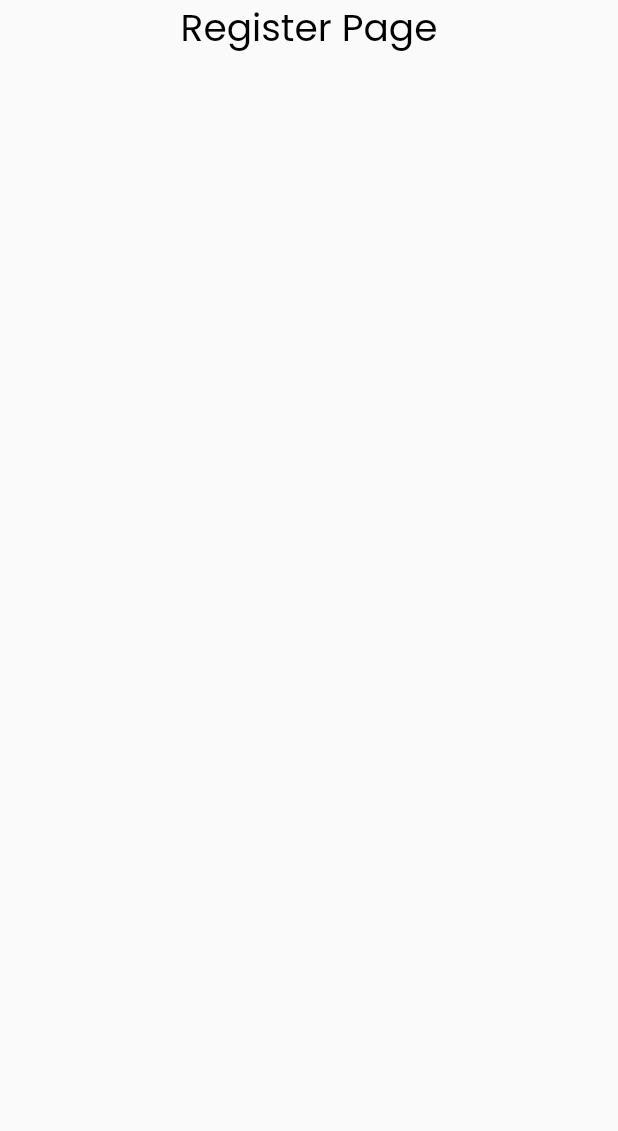
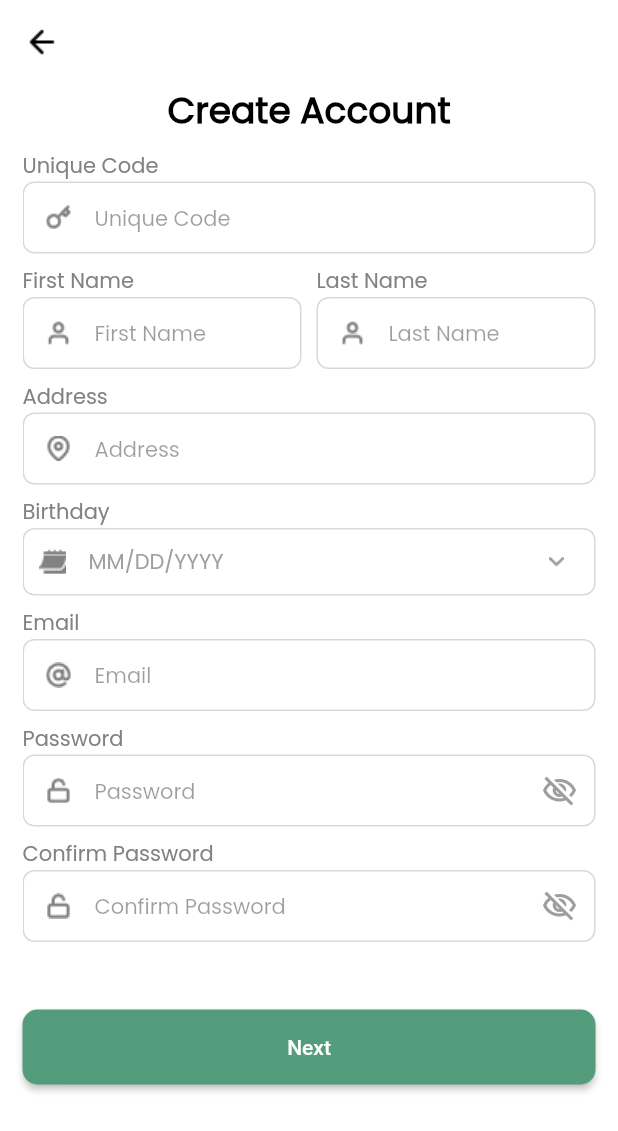
Before and after one commit to xWarren/Terra-Verde, a Flutter app: the RegisterPage screen opened by its route, on a phone screen of 412 x 824 dp. Shown: the top 1131 px of the screen. Run offline on Flutter 3.47's test engine with Material 3 defaults, Android fonts, the phone set to English and light mode, and no system bars; our stand-ins replace get, get_storage; accounts and stored records are empty.

Commit message:
Feature: Register Page(WIP)

```diff
--- a/lib/core/resources/assets.dart
+++ b/lib/core/resources/assets.dart
@@ -6,5 +6,11 @@ class Assets {
   static const icEye = "assets/images/ic_eye.png";
   static const icEyeOff = "assets/images/ic_eye_off.png";
   static const icArrowLeft = "assets/images/ic_arrow_left.png";
+  static const icMap = "assets/images/ic_map.png";
+  static const icUser = "assets/images/ic_user.png";
+  static const icKey = "assets/images/ic_key.png";
+  static const icCalendar = "assets/images/ic_calendar.png";
+  static const icPhone = "assets/images/fi_phone.png";
+  static const icDown = "assets/images/ic_down.png";
 
 }
--- a/lib/core/resources/strings.dart
+++ b/lib/core/resources/strings.dart
@@ -24,4 +24,15 @@ abstract class Strings {
   static const String forgotPassword = "Forgot Password";
   static const String signUp = "Sign up";
   static const String dontHaveAnAccount = "Don’t have an account?";
+
+  //Register
+  static const String uniqueCode = "Unique Code";
+  static const String firstName = "First Name";
+  static const String lastName = "Last Name";
+  static const String address = "Address";
+  static const String mobileNumber = "Mobile Number";
+  static const String birthday = "Birthday";
+  static const String confirmPassword = "Confirm Password";
+  static const String next = "Next";
+  static const String verify = "Verify";
 }
--- a/lib/feature/login/login_page.dart
+++ b/lib/feature/login/login_page.dart
@@ -62,6 +62,8 @@ class LoginPage extends GetView<LoginController> {
                     ),
                     CommonTextField(
                       controller: controller.emailController,
+                      maxLines: 1,
+                      textInputAction: TextInputAction.next,
                       contentPadding: const EdgeInsets.only(
                         left: Dimensions.largeSpacing,
                         right: Dimensions.largeSpacing,
@@ -73,8 +75,6 @@ class LoginPage extends GetView<LoginController> {
                         color: Colors.black,
                         fontWeight: FontWeight.w500
                       ),
-                      maxLines: 1,
-                      textInputAction: TextInputAction.next,
                     ),
                      const SizedBox(height: Dimensions.extraLargeSpacing),
                     const Text(
@@ -87,6 +87,10 @@ class LoginPage extends GetView<LoginController> {
                     ),
                     CommonTextField(
                       controller: controller.passwordController,
+                      maxLines: 1,
+                      isSecure: true,
+                      hasShowHideTextIcon: true,
+                      textInputAction: TextInputAction.done,
                       contentPadding: const EdgeInsets.only(
                         left: Dimensions.largeSpacing,
                         right: Dimensions.largeSpacing,
@@ -98,8 +102,6 @@ class LoginPage extends GetView<LoginController> {
                         color: Colors.black,
                         fontWeight: FontWeight.w500
                       ),
-                      maxLines: 1,
-                      textInputAction: TextInputAction.done,
                     ),
                     const SizedBox(height: Dimensions.regularSpacing),
                     Row(
--- /dev/null
+++ b/lib/feature/register/_components/information_setup.dart
@@ -0,0 +1,327 @@
+import 'package:flutter/material.dart';
+import 'package:intl/intl.dart';
+
+import '../../../core/presentation/common/common_text_field.dart';
+import '../../../core/resources/assets.dart';
+import '../../../core/resources/custom_colors.dart';
+import '../../../core/resources/dimensions.dart';
+import '../../../core/resources/strings.dart';
+
+class InformationSetup extends StatefulWidget {
+
+  final TextEditingController uniqueCodeController;
+  final TextEditingController firstNameController;
+  final TextEditingController addressController;
+  final TextEditingController lastNameController;
+  final TextEditingController phoneNumberController;
+  final TextEditingController emailController;
+  final TextEditingController passwordController;
+  final TextEditingController confirmPasswordController;
+  final String birthday;
+
+  const InformationSetup({
+    required this.uniqueCodeController,
+    required this.firstNameController,
+    required this.lastNameController,
+    required this.addressController,
+    required this.phoneNumberController,
+    required this.emailController,
+    required this.passwordController,
+    required this.confirmPasswordController,
+    required this.birthday,
+    super.key
+  });
+
+  @override
+  State<InformationSetup> createState() => _InformationSetupState();
+}
+
+class _InformationSetupState extends State<InformationSetup> {
+
+  String birthday = "";
+
+  @override
+  void initState() {
+    birthday = widget.birthday;
+    super.initState();
+  }
+  @override
+  Widget build(BuildContext context) {
+    return Column(
+      crossAxisAlignment: CrossAxisAlignment.start,
+      children: [
+        const SizedBox(height: Dimensions.regularSpacing),
+        const Text(
+          Strings.uniqueCode,
+          style: TextStyle(
+            color: CustomColors.grey400,
+            fontSize: 14,
+            fontWeight: FontWeight.w500
+          ),
+        ),
+        CommonTextField(
+          controller: widget.uniqueCodeController,
+          maxLines: 1,
+          textInputAction: TextInputAction.next,
+          contentPadding: const EdgeInsets.only(
+            left: Dimensions.largeSpacing,
+            right: Dimensions.largeSpacing,
+          ),
+          prefixIcon: Image.asset(Assets.icKey),
+          hintText: Strings.uniqueCode,
+          textStyle: const TextStyle(
+            fontSize: 16.0,
+            color: Colors.black,
+            fontWeight: FontWeight.w500
+          ),
+        ),
+        Row(
+          children: [
+            Expanded(
+              child: Column(
+                crossAxisAlignment: CrossAxisAlignment.start,
+                children: [
+                  const SizedBox(height: Dimensions.regularSpacing),
+                  const Text(
+                    Strings.firstName,
+                    style: TextStyle(
+                      color: CustomColors.grey400,
+                      fontSize: 14,
+                      fontWeight: FontWeight.w500
+                    ),
+                  ),
+                  CommonTextField(
+                    controller: widget.firstNameController,
+                    maxLines: 1,
+                    textInputAction: TextInputAction.next,
+                    contentPadding: const EdgeInsets.only(
+                      left: Dimensions.largeSpacing,
+                      right: Dimensions.largeSpacing,
+                    ),
+                    prefixIcon: Image.asset(Assets.icUser),
+                    hintText: Strings.firstName,
+                    textStyle: const TextStyle(
+                      fontSize: 16.0,
+                      color: Colors.black,
+                      fontWeight: FontWeight.w500
+                    ),
+                  ),
+                ],
+              ),
+            ),
+            const SizedBox(width: 10),
+            Expanded(
+              child: Column(
+                crossAxisAlignment: CrossAxisAlignment.start,
+                children: [
+                  const SizedBox(height: Dimensions.regularSpacing),
+                  const Text(
+                    Strings.lastName,
+                    style: TextStyle(
+                      color: CustomColors.grey400,
+                      fontSize: 14,
+                      fontWeight: FontWeight.w500
+                    ),
+                  ),
+                  CommonTextField(
+                    controller: widget.lastNameController,
+                    maxLines: 1,
+                    textInputAction: TextInputAction.next,
+                    contentPadding: const EdgeInsets.only(
+                      left: Dimensions.largeSpacing,
+                      right: Dimensions.largeSpacing,
+                    ),
+                    prefixIcon: Image.asset(Assets.icUser),
+                    hintText: Strings.lastName,
+                    textStyle: const TextStyle(
+                      fontSize: 16.0,
+                      color: Colors.black,
+                      fontWeight: FontWeight.w500
+                    ),
+                  ),
+                ],
+              ),
+            ),
+          ],
+        ),
+        const SizedBox(height: Dimensions.regularSpacing),
+        const Text(
+          Strings.address,
+          style: TextStyle(
+            color: CustomColors.grey400,
+            fontSize: 14,
+            fontWeight: FontWeight.w500
+          ),
+        ),
+        CommonTextField(
+          controller: widget.addressController,
+          maxLines: 1,
+          textInputAction: TextInputAction.next,
+          contentPadding: const EdgeInsets.only(
+            left: Dimensions.largeSpacing,
+            right: Dimensions.largeSpacing,
+          ),
+          prefixIcon: Image.asset(Assets.icMap),
+          hintText: Strings.address,
+          textStyle: const TextStyle(
+            fontSize: 16.0,
+            color: Colors.black,
+            fontWeight: FontWeight.w500
+          ),
+        ),
+        const SizedBox(height: Dimensions.regularSpacing),
+        const Text(
+          Strings.birthday,
+          style: TextStyle(
+            color: CustomColors.grey400,
+            fontSize: 14,
+            fontWeight: FontWeight.w500
+          ),
+        ),
+        GestureDetector(
+          onTap: () async {
+            final pickedDate = await showDatePicker(
+              context: context,
+              initialDate: DateTime.now(),
+              firstDate: DateTime(1901),
+              lastDate: DateTime.now()
+            );
+            if (pickedDate != null) {
+              String formattedDate = DateFormat('MM/dd/yyyy').format(pickedDate);
+              birthday = formattedDate;
+            }
+            setState(() {
+              birthday;
+            });
+          },
+          child: Container(
+            alignment: Alignment.centerLeft,
+            height: 45,
+            padding: const EdgeInsets.symmetric(horizontal: 10, vertical: 10),
+            decoration: ShapeDecoration(
+              shape: RoundedRectangleBorder(
+                borderRadius: BorderRadius.circular(8),
+                side: BorderSide(
+                  color: birthday.isEmpty
+                  ?CustomColors.grey100
+                  : CustomColors.primaryColor,
+                  width: 1
+                ),
+              ),
+            ),
+            child: Row(
+              mainAxisAlignment: MainAxisAlignment.spaceBetween,
+              children: [
+                Row(
+                  children: [
+                    Image.asset(Assets.icCalendar),
+                    const SizedBox(width: 15),
+                    Text(
+                      birthday.isEmpty
+                      ? "MM/DD/YYYY"
+                      : birthday,
+                      style: TextStyle(
+                        color: birthday.isEmpty
+                        ? CustomColors.grey
+                        : CustomColors.black,
+                        fontSize: 14,
+                        fontWeight: FontWeight.w400
+                      ),
+                    )
+                  ],
+                ),
+                Padding(
+                  padding: const EdgeInsets.only(right: 10),
+                  child: Image.asset(
+                    Assets.icDown,
+                    height: 10,
+                    width: 10
+                  ),
+                )
+              ],
+            )
+          ),
+        ),
+        const SizedBox(height: Dimensions.regularSpacing),
+        const Text(
+          Strings.email,
+          style: TextStyle(
+            color: CustomColors.grey400,
+            fontSize: 14,
+            fontWeight: FontWeight.w500
+          ),
+        ),
+        CommonTextField(
+          controller: widget.emailController,
+          maxLines: 1,
+          textInputAction: TextInputAction.next,
+          contentPadding: const EdgeInsets.only(
+            left: Dimensions.largeSpacing,
+            right: Dimensions.largeSpacing,
+          ),
+          prefixIcon: Image.asset(Assets.icEmail),
+          hintText: Strings.email,
+          textStyle: const TextStyle(
+            fontSize: 16.0,
+            color: Colors.black,
+            fontWeight: FontWeight.w500
+          ),
+        ),
+        const SizedBox(height: Dimensions.regularSpacing),
+        const Text(
+          Strings.password,
+          style: TextStyle(
+            color: CustomColors.grey400,
+            fontSize: 14,
+            fontWeight: FontWeight.w500
+          ),
+        ),
+        CommonTextField(
+          controller: widget.passwordController,
+          maxLines: 1,
+          isSecure: true,
+          hasShowHideTextIcon: true,
+          textInputAction: TextInputAction.next,
+          contentPadding: const EdgeInsets.only(
+            left: Dimensions.largeSpacing,
+            right: Dimensions.largeSpacing,
+          ),
+          prefixIcon: Image.asset(Assets.icPassword),
+          hintText: Strings.password,
+          textStyle: const TextStyle(
+            fontSize: 16.0,
+            color: Colors.black,
+            fontWeight: FontWeight.w500
+          ),
+        ),
+        const SizedBox(height: Dimensions.regularSpacing),
+        const Text(
+          Strings.confirmPassword,
+          style: TextStyle(
+            color: CustomColors.grey400,
+            fontSize: 14,
+            fontWeight: FontWeight.w500
+          ),
+        ),
+        CommonTextField(
+          controller: widget.confirmPasswordController,
+          maxLines: 1,
+          isSecure: true,
+          hasShowHideTextIcon: true,
+          textInputAction: TextInputAction.done,
+          contentPadding: const EdgeInsets.only(
+            left: Dimensions.largeSpacing,
+            right: Dimensions.largeSpacing,
+          ),
+          prefixIcon: Image.asset(Assets.icPassword),
+          hintText: Strings.confirmPassword,
+          textStyle: const TextStyle(
+            fontSize: 16.0,
+            color: Colors.black,
+            fontWeight: FontWeight.w500
+          ),
+        ),
+      ],
+    );
+  }
+}
--- a/lib/feature/register/register_binding.dart
+++ b/lib/feature/register/register_binding.dart
@@ -5,6 +5,10 @@ import 'register_controller.dart';
 class RegisterBinding extends Bindings {
   @override
   void dependencies() {
-    Get.put(RegisterController());
+    Get.put(
+      RegisterController(
+        storageService: Get.find()
+      )
+    );
   }
 }
--- a/lib/feature/register/register_controller.dart
+++ b/lib/feature/register/register_controller.dart
@@ -1,5 +1,34 @@
+import 'package:flutter/material.dart';
 import 'package:get/get.dart';
 
+import '../../core/domain/services/storage_service.dart';
+
 class RegisterController extends GetxController {
+  RegisterController({
+    required this.storageService,
+  });
 
+  final StorageService storageService;
+
+  final pageController = PageController();
+
+  RxInt registerStep = 0.obs;
+
+  final uniqueCodeController = TextEditingController();
+  final firstNameController = TextEditingController();
+  final lastNameController = TextEditingController();
+  final addressController = TextEditingController();
+  final phoneNumberController = TextEditingController();
+  final emailController = TextEditingController();
+  final passwordController = TextEditingController();
+  final confirmPasswordController = TextEditingController();
+
+  RxString birthday = "".obs;
+
+  void dismissKeyboard() => Get.focusScope?.unfocus();
+
+  void registerPageChanged(index) {
+    registerStep.value = index;
+    update();
+  }
 }
--- a/lib/feature/register/register_page.dart
+++ b/lib/feature/register/register_page.dart
@@ -1,6 +1,15 @@
 import 'package:flutter/material.dart';
+import 'package:flutter/services.dart';
 import 'package:get/get.dart';
 
+import '../../core/presentation/common/common_button.dart';
+import '../../core/presentation/custom/custom_back_button.dart';
+import '../../core/presentation/custom/custom_expandable_.pageview.dart';
+import '../../core/resources/custom_colors.dart';
+import '../../core/resources/dimensions.dart';
+import '../../core/resources/strings.dart';
+import '../../core/utils/print_utils.dart';
+import '_components/information_setup.dart';
 import 'register_controller.dart';
 
 class RegisterPage extends GetView<RegisterController> {
@@ -8,19 +17,87 @@ class RegisterPage extends GetView<RegisterController> {
 
   @override
   Widget build(BuildContext context) {
-    return const Scaffold(
-      body: Column(
+
+    var registerLength = <Widget> [
+      GetBuilder<RegisterController>(
+        builder: (controller) {
+          return InformationSetup(
+            uniqueCodeController: controller.uniqueCodeController,
+            firstNameController: controller.firstNameController,
+            lastNameController: controller.lastNameController,
+            addressController: controller.addressController,
+            phoneNumberController: controller.phoneNumberController,
+            birthday: controller.birthday.value,
+            emailController: controller.emailController,
+            passwordController: controller.passwordController,
+            confirmPasswordController: controller.confirmPasswordController
+          );
+        },
+      )
+    ];
+
+    return GestureDetector(
+      onTap: () => controller.dismissKeyboard(),
+      child: Scaffold(
+        backgroundColor: CustomColors.white,
+        appBar: AppBar(
+          backgroundColor: CustomColors.white,
+          elevation: 0,
+          leading: const CustomBackButton(),
+          systemOverlayStyle: const SystemUiOverlayStyle(
+            statusBarColor: CustomColors.white,
+            statusBarBrightness: Brightness.dark,
+            statusBarIconBrightness: Brightness.dark
+          ),
+        ),
+        body: Padding(
+          padding: const EdgeInsets.symmetric(horizontal: 15),
+          child: CustomScrollView(
+            slivers: [
+              SliverFillRemaining(
+                hasScrollBody: false,
+                fillOverscroll: false,
+                child: Column(
+                  crossAxisAlignment: CrossAxisAlignment.start,
                   children: [
-          Center(
+                    const Center(
                       child: Text(
-              "Register Page",
+                        Strings.createAccount,
                         style: TextStyle(
                           color: Colors.black,
-                fontSize: 25
+                          fontSize: 24,
+                          fontWeight: FontWeight.w600
                         ),
                       ),
+                    ),
+                    ExpandablePageView.builder(
+                      controller: controller.pageController,
+                      physics: const NeverScrollableScrollPhysics(),
+                      onPageChanged: (index) =>controller.registerPageChanged(index),
+                      itemCount: registerLength.length,
+                      itemBuilder: (p0, index) {
+                        return registerLength[index];
+                      },
+                    ),
+                    const SizedBox(height: Dimensions.textFieldHeight),
+                    CommonButton(
+                      onPressed: () => printUtil("Hello"),
+                      width: Get.width,
+                      height: Dimensions.buttonHeight,
+                      text: Strings.next,
+                      textStyle: const TextStyle(
+                        fontSize: 14.0,
+                        fontWeight: FontWeight.w500,
+                        color: Colors.white
+                      ),
+                    ),
+                    const SizedBox(height: Dimensions.largeSpacing),
+                  ],
+                ),
               )
-        ],
+            ]
+          ),
+        ),
       ),
     );
   }
--- a/pubspec.yaml
+++ b/pubspec.yaml
@@ -37,6 +37,7 @@ dependencies:
   cupertino_icons: ^1.0.6
   get: ^4.6.6
   get_storage: ^2.1.1
+  intl: ^0.19.0
 
 dev_dependencies:
   flutter_test:
```
Also changed, not shown: assets/images/fi_phone.png (added), assets/images/ic_calendar.png (added), assets/images/ic_down.png (added), assets/images/ic_key.png (added), assets/images/ic_map.png (added), assets/images/ic_user.png (added), pubspec.lock. Lines whose indentation alone changed are shown as unchanged.
